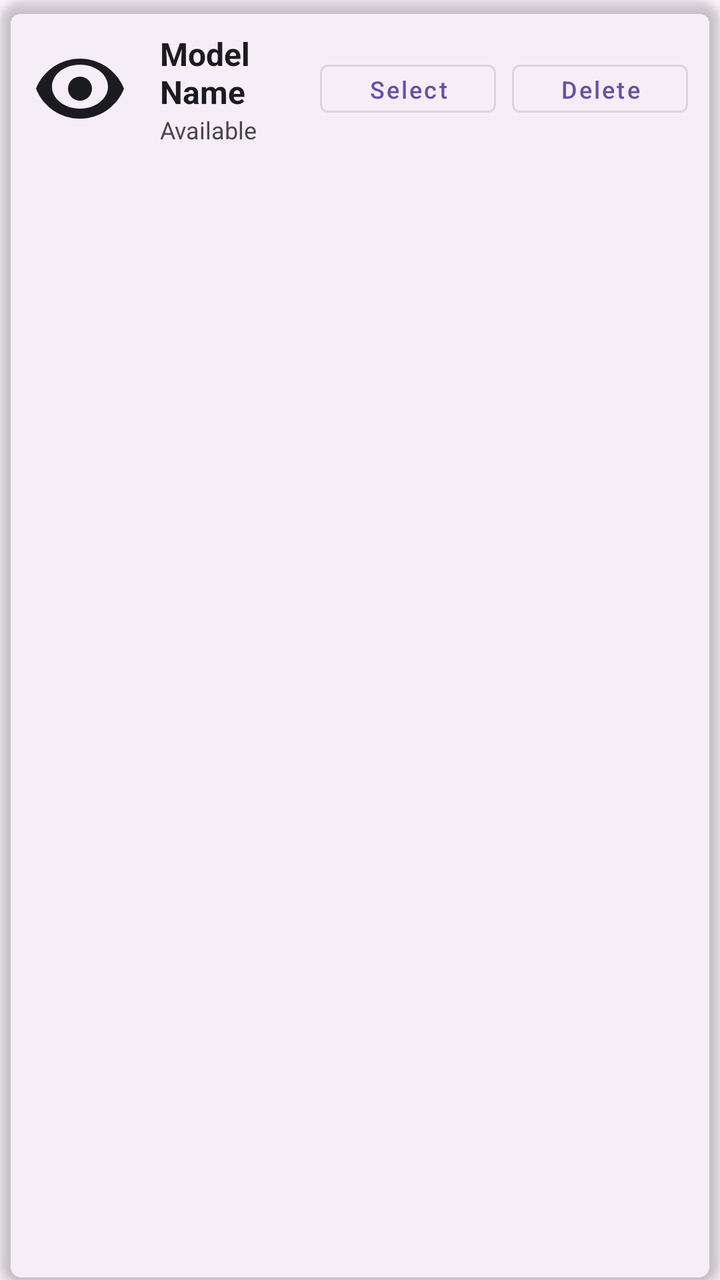
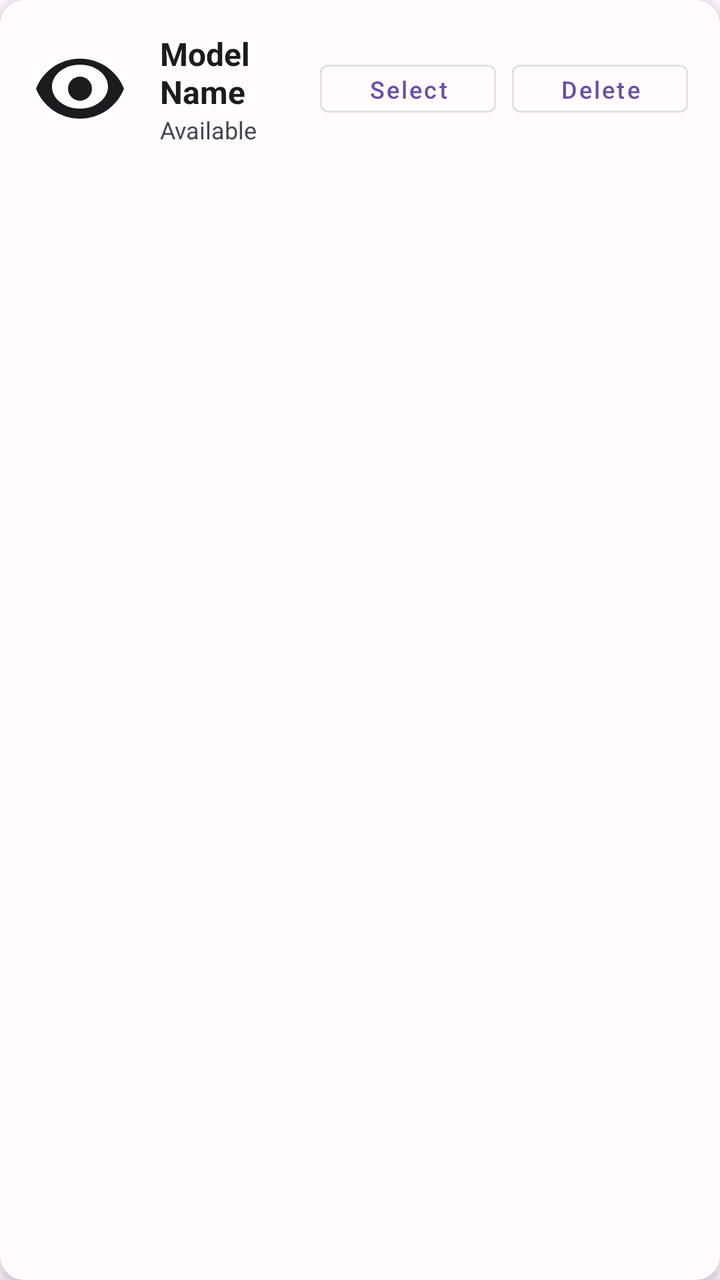

Screens rendered from an Android XML layout before and after an edit, with the pre-edit source and the edit as a unified diff.
<!-- AndroidManifest.xml: application theme Theme.AndewAI -->
<!-- res/layout/item_model.xml -->
<?xml version="1.0" encoding="utf-8"?>
<androidx.cardview.widget.CardView 
    xmlns:android="http://schemas.android.com/apk/res/android"
    xmlns:app="http://schemas.android.com/apk/res-auto"
    android:layout_width="match_parent"
    android:layout_height="wrap_content"
    android:layout_marginBottom="12dp"
    android:elevation="4dp"
    app:cardCornerRadius="12dp"
    app:cardElevation="4dp"
    app:cardBackgroundColor="@color/surface">

    <LinearLayout
        android:layout_width="match_parent"
        android:layout_height="wrap_content"
        android:orientation="horizontal"
        android:padding="16dp"
        android:gravity="center_vertical">

        <ImageView
            android:layout_width="48dp"
            android:layout_height="48dp"
            android:src="@drawable/ic_model"
            android:contentDescription="Model icon"
            android:layout_marginEnd="16dp" />

        <LinearLayout
            android:layout_width="0dp"
            android:layout_height="wrap_content"
            android:layout_weight="1"
            android:orientation="vertical"
            android:layout_marginEnd="16dp">

            <TextView
                android:id="@+id/modelNameText"
                android:layout_width="wrap_content"
                android:layout_height="wrap_content"
                android:text="Model Name"
                android:textSize="16sp"
                android:textStyle="bold"
                android:textColor="@color/colorOnSurface" />

            <TextView
                android:id="@+id/modelStatusText"
                android:layout_width="wrap_content"
                android:layout_height="wrap_content"
                android:text="Available"
                android:textSize="12sp"
                android:textColor="@color/colorOnSurfaceVariant" />
        </LinearLayout>

        <LinearLayout
            android:layout_width="wrap_content"
            android:layout_height="wrap_content"
            android:orientation="horizontal"
            android:gravity="center_vertical">

            <Button
                android:id="@+id/selectBtn"
                android:layout_width="wrap_content"
                android:layout_height="36dp"
                android:text="Select"
                android:textSize="12sp"
                android:textAllCaps="false"
                android:paddingHorizontal="16dp"
                style="@style/Widget.MaterialComponents.Button.OutlinedButton" />

            <Button
                android:id="@+id/deleteBtn"
                android:layout_width="wrap_content"
                android:layout_height="36dp"
                android:layout_marginStart="8dp"
                android:text="Delete"
                android:textSize="12sp"
                android:textAllCaps="false"
                android:paddingHorizontal="16dp"
                style="@style/Widget.MaterialComponents.Button.OutlinedButton" />
        </LinearLayout>
    </LinearLayout>
</androidx.cardview.widget.CardView>
<!-- resources referenced by this layout -->
<resources>
  <color name="colorOnSurface">#1C1B1F</color>
  <color name="colorOnSurfaceVariant">#49454F</color>
  <!-- drawable ic_model (drawable) -->
  <?xml version="1.0" encoding="utf-8"?>
  <vector xmlns:android="http://schemas.android.com/apk/res/android"
      android:width="24dp"
      android:height="24dp"
      android:viewportWidth="24"
      android:viewportHeight="24"
      android:tint="?attr/colorOnSurface">
      <path
          android:fillColor="@android:color/white"
          android:pathData="M12,4.5C7,4.5 2.73,7.61 1,12c1.73,4.39 6,7.5 11,7.5s9.27,-3.11 11,-7.5C21.27,7.61 17,4.5 12,4.5zM12,17c-3.87,0 -7,-2.47 -7,-5.5s3.13,-5.5 7,-5.5 7,2.47 7,5.5 -3.13,5.5 -7,5.5zM12,9c-1.66,0 -3,1.34 -3,3s1.34,3 3,3 3,-1.34 3,-3 -1.34,-3 -3,-3z"/>
  </vector>
  <color name="colorPrimary">#6750A4</color>
  <color name="colorPrimaryVariant">#4F378B</color>
  <color name="colorOnPrimary">#FFFFFF</color>
  <color name="colorSecondary">#006C4C</color>
  <color name="colorSecondaryVariant">#00533C</color>
  <color name="colorOnSecondary">#FFFFFF</color>
  <color name="colorError">#BA1A1A</color>
  <color name="colorOnError">#FFFFFF</color>
  <color name="colorSurface">#FFFBFE</color>
  <color name="colorSurfaceVariant">#E7E0EC</color>
  <color name="colorOutline">#79747E</color>
  <color name="colorOutlineVariant">#CAC4D0</color>
  <color name="colorPrimaryContainer">#EADDFF</color>
  <color name="colorOnPrimaryContainer">#21005D</color>
  <color name="colorSecondaryContainer">#A7F0D0</color>
  <color name="colorOnSecondaryContainer">#002115</color>
  <color name="colorTertiary">#7D5260</color>
  <color name="colorOnTertiary">#FFFFFF</color>
  <color name="colorTertiaryContainer">#FFD8E4</color>
  <color name="colorOnTertiaryContainer">#31111D</color>
  <!-- unchanged entries left out for length: 1 -->
</resources>

<!-- the commit's change to res/layout/item_model.xml (unified diff, before → after) -->
@@ -8,7 +8,7 @@
     android:elevation="4dp"
     app:cardCornerRadius="12dp"
     app:cardElevation="4dp"
-    app:cardBackgroundColor="@color/surface">
+    app:cardBackgroundColor="@color/colorSurface">
 
     <LinearLayout
         android:layout_width="match_parent"
